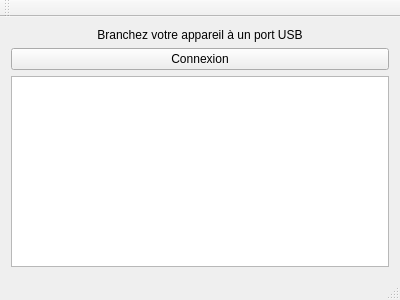
First picture: the form in Utility/editor/pwd_wallet_editor/MainWindow.ui, repository ThomasChevalier/passwordWallet, before the edit.
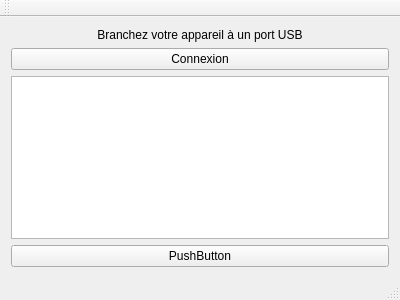
Second picture: the form after the edit.

```diff
--- a/Utility/editor/pwd_wallet_editor/MainWindow.ui
+++ b/Utility/editor/pwd_wallet_editor/MainWindow.ui
@@ -35,6 +35,13 @@
     <item>
      <widget class="QPlainTextEdit" name="textArea"/>
     </item>
+    <item>
+     <widget class="QPushButton" name="buttonSend">
+      <property name="text">
+       <string>PushButton</string>
+      </property>
+     </widget>
+    </item>
    </layout>
   </widget>
   <widget class="QMenuBar" name="menuBar">
```
